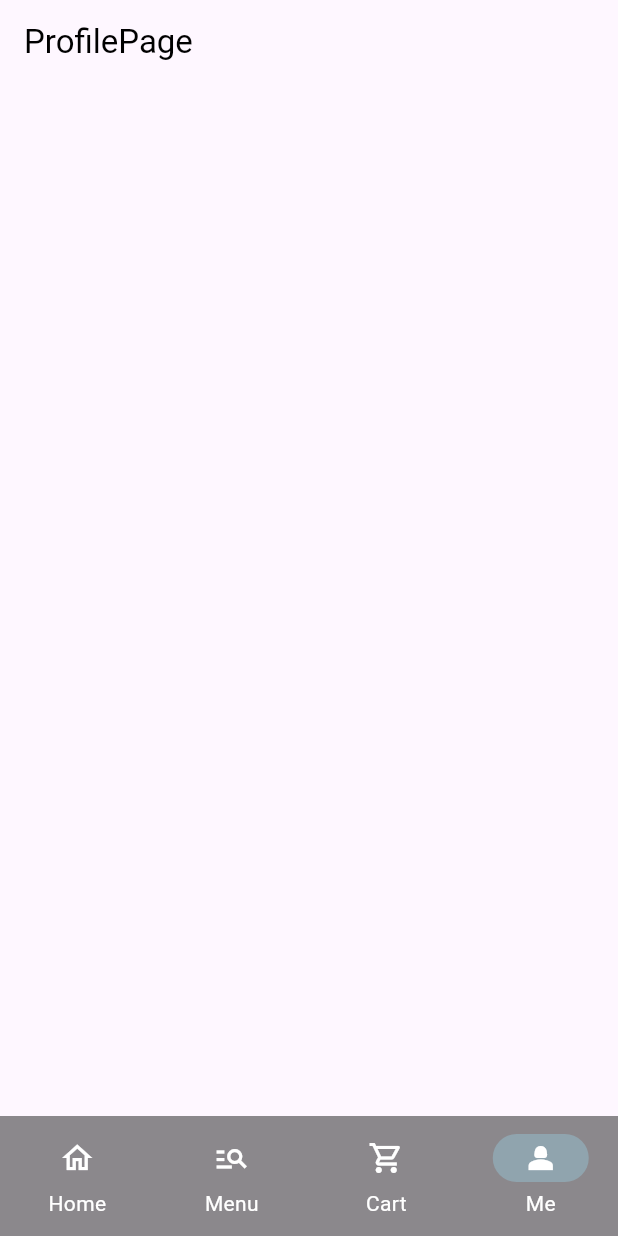
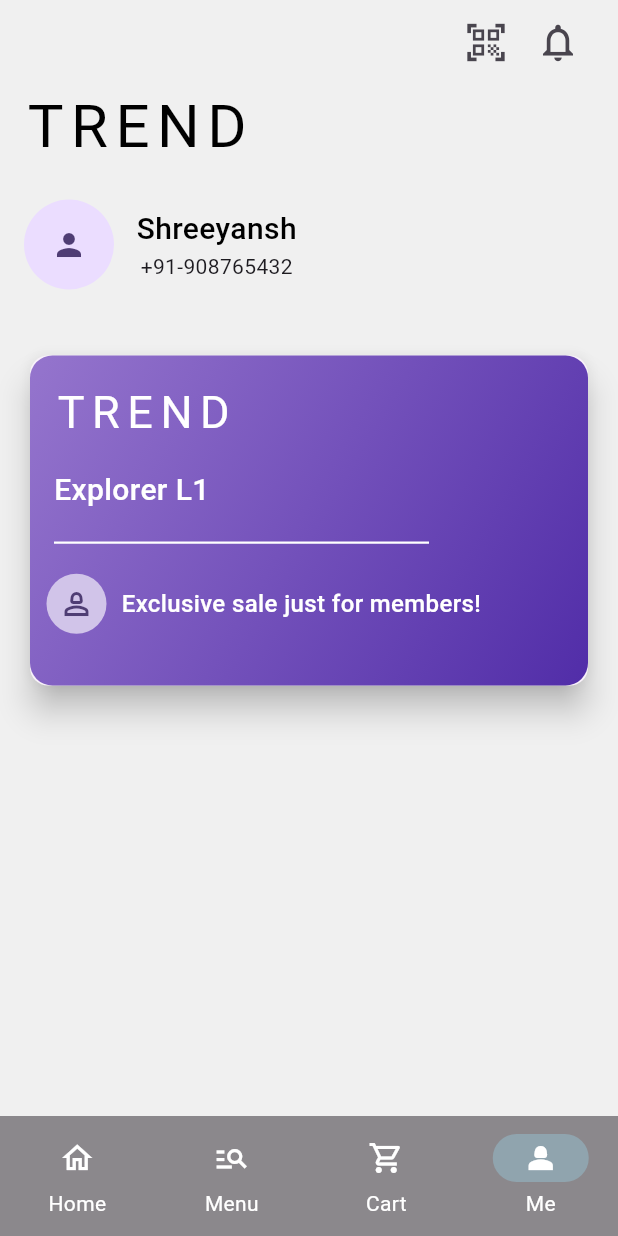
Before and after one commit to shreeyansh64/trendycart, a Flutter app: the screen it shows after launch, item 4 of the bottom bar chosen, on a phone screen of 412 x 824 dp. Run offline on Flutter 3.47's test engine with Material 3 defaults, Android fonts, the light colour scheme and no system bars; Roboto replaces fonts that are missing (MontSerrat).

Commit message:
ProfilePage: Added Appbar and card

```diff
--- a/lib/main.dart
+++ b/lib/main.dart
@@ -35,7 +35,7 @@ class _MainPageState extends State<MainPage> {
   int _currentState = 0;
   final List<Widget> _pages = [
     Homepage(),
-    Menupage(),
+    MenuPage(),
     CartPage(),
     Profilepage(),
   ];
--- a/lib/pages/profilepage.dart
+++ b/lib/pages/profilepage.dart
@@ -11,7 +11,107 @@ class _ProfilepageState extends State<Profilepage> {
   @override
   Widget build(BuildContext context) {
     return Scaffold(
-      appBar: AppBar(title: Text("ProfilePage",style: TextStyle(color: Colors.black),),),
+      backgroundColor: Color.fromARGB(255, 240, 240, 240),
+      appBar: AppBar(
+        backgroundColor: Color.fromARGB(255, 240, 240, 240),
+        actions: [
+          IconButton(
+            onPressed: () {},
+            icon: Icon(Icons.qr_code_scanner_outlined, size: 30),
+          ),
+          Padding(
+            padding: const EdgeInsets.only(right: 16),
+            child: IconButton(
+              onPressed: () {},
+              icon: Icon(Icons.notifications_none_outlined, size: 30),
+            ),
+          ),
+        ],
+      ),
+      body: Padding(
+        padding: const EdgeInsets.symmetric(horizontal: 16.0),
+        child: Column(
+          crossAxisAlignment: CrossAxisAlignment.start,
+          children: [
+            Text(
+              "TREND",
+              style: TextStyle(
+                letterSpacing: 5,
+                color: Color.fromARGB(255, 0, 0, 0),
+                fontSize: 40,
+                fontFamily: 'MontSerrat',
+              ),
+            ),
+            Padding(
+              padding: const EdgeInsets.symmetric(vertical: 20),
+              child: Row(
+                children: [
+                  CircleAvatar(child: Icon(Icons.person), radius: 30),
+                  SizedBox(width: 15),
+                  Column(
+                    children: [
+                      Text(
+                        "Shreeyansh",
+                        style: TextStyle(
+                          color: Color.fromARGB(255, 0, 0, 0),
+                          fontWeight: FontWeight.w500,
+                          fontSize: 20,
+                        ),
+                      ),
+                      Text("+91-908765432"),
+                    ],
+                  ),
+                ],
+              ),
+            ),
+            Padding(
+              padding: const EdgeInsets.only(top: 20),
+              child: Card(
+                elevation: 9,
+                child: Container(
+                  decoration: BoxDecoration(
+                    borderRadius: BorderRadius.circular(15),
+                    gradient: LinearGradient(
+                      colors: [Colors.deepPurple.shade300,Colors.deepPurple.shade700],
+                      begin: Alignment.topLeft,
+                      end: Alignment.bottomRight,
+                    )
+                  ),
+                  height: 220,
+                  width: double.infinity,
+                  child: Column(
+                    crossAxisAlignment: CrossAxisAlignment.start,
+                    children: [
+                      Padding(
+                        padding: const EdgeInsets.only(left: 16,right: 16 , top: 16),
+                        child: Text("TREND",style: TextStyle(color: Colors.white,fontFamily: 'MontSerrat',fontSize: 30,letterSpacing: 5),),
+                      ),
+                      Padding(
+                        padding: const EdgeInsets.only(left: 16,top: 16),
+                        child: Text("Explorer L1",style: TextStyle(color: Colors.white,fontSize: 20,fontWeight: FontWeight.w500),),
+                      ),
+                      Padding(
+                        padding: const EdgeInsets.only(left: 16,top: 20),
+                        child: Container(width: 250,height: 1.5,color: Colors.white,),
+                      ),
+                      Padding(
+                        padding: const EdgeInsets.symmetric(vertical: 20,horizontal: 11),
+                        child: Row(
+                          children: [
+                            CircleAvatar(child: Icon(Icons.person_2_outlined),backgroundColor: Colors.deepPurple[100],radius: 20,),
+                            SizedBox(width: 10,),
+                            Text("Exclusive sale just for members!",style: TextStyle(color: Colors.white,fontWeight: FontWeight.w500,fontSize: 16),)
+                          ],
+                        ),
+                      )
+                    ],
+                  ),
+                ),
+              ),
+            ),
+          ],
+        ),
+      ),
     );
   }
 }
```
Also changed, not shown: lib/pages/homepage.dart (+34 -1 lines), lib/pages/menupage.dart (+4 -4 lines), assets/images/denim.webp (added), assets/images/hoodie.webp (added), assets/images/jacket.jpg (added), assets/images/jacket2.webp (added), assets/images/polo.webp (added), assets/images/polo2.webp (added), assets/images/shorts.jpg (added), assets/images/trousers.webp (added).
